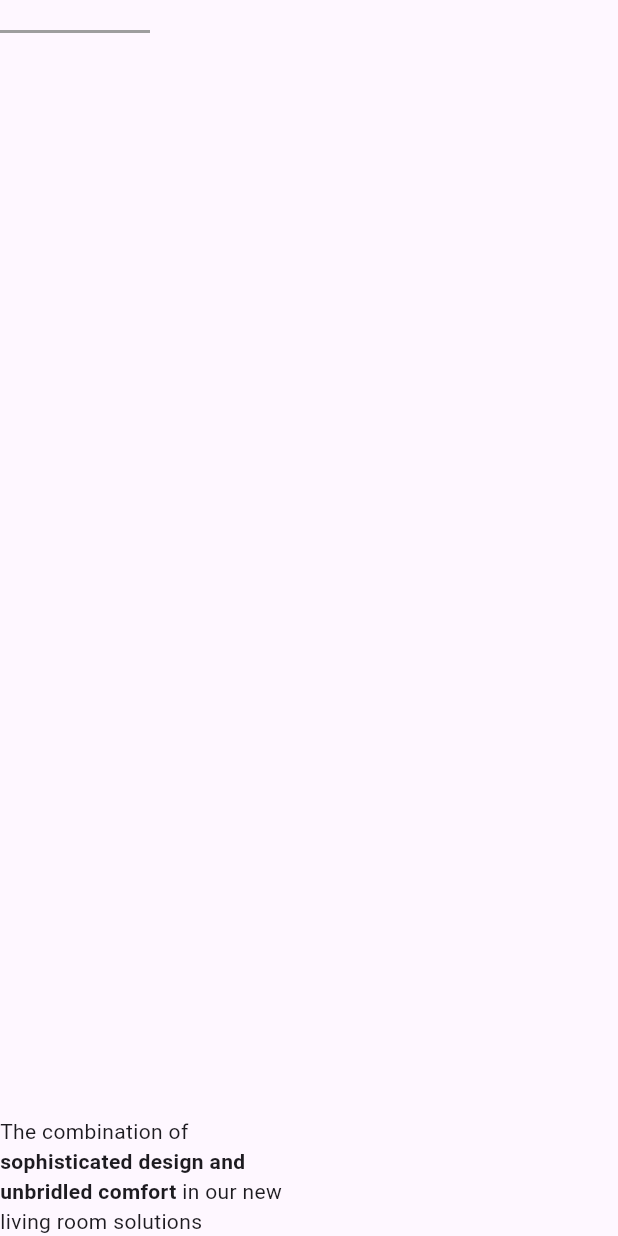
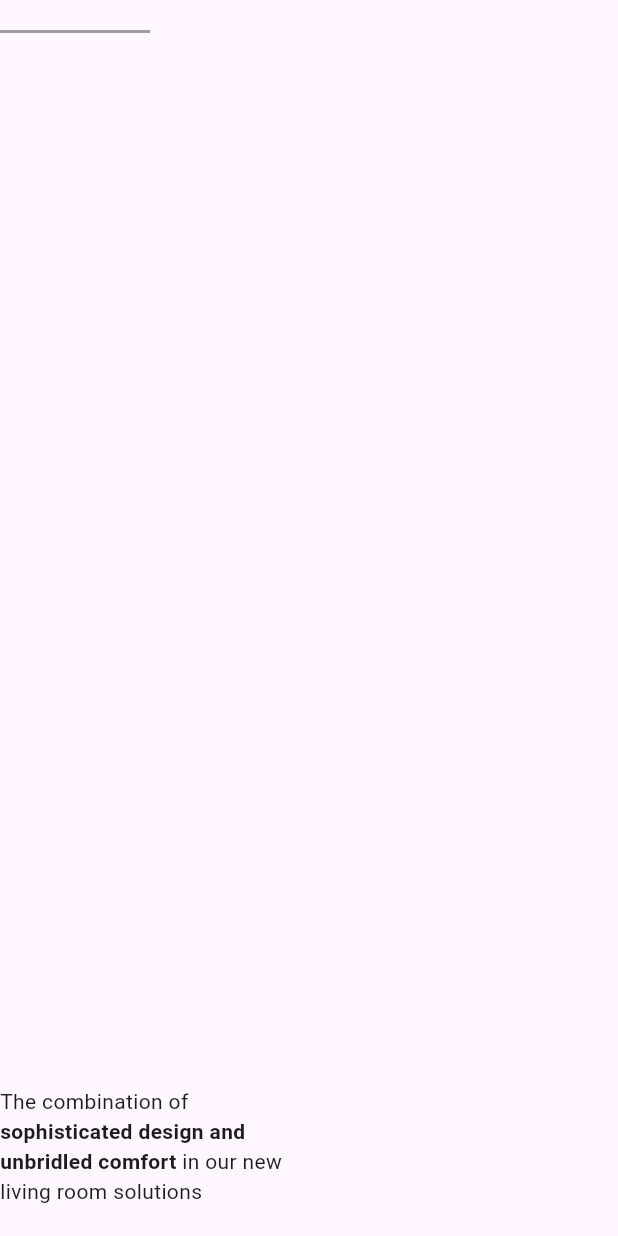
Before and after one commit to siddhesh12323/flutter_web, a Flutter app: the ProductTextWidget widget shown alone on an empty page, opened directly, on a phone screen of 412 x 824 dp. Run offline on Flutter 3.47's test engine with Material 3 defaults, Android fonts, the phone set to English and light mode, and no system bars.

Commit message:
minor changes

```diff
--- a/lib/widgets/product_text_widget.dart
+++ b/lib/widgets/product_text_widget.dart
@@ -26,6 +26,9 @@ class ProductTextWidget extends StatelessWidget {
                 style: TextStyle(fontWeight: FontWeight.bold)),
             TextSpan(text: 'in our new living room solutions')
           ])),
+          const SizedBox(
+            height: 20,
+          ),
         ],
       ),
     );
```
Also changed, not shown: lib/main.dart (+10 -7 lines).
